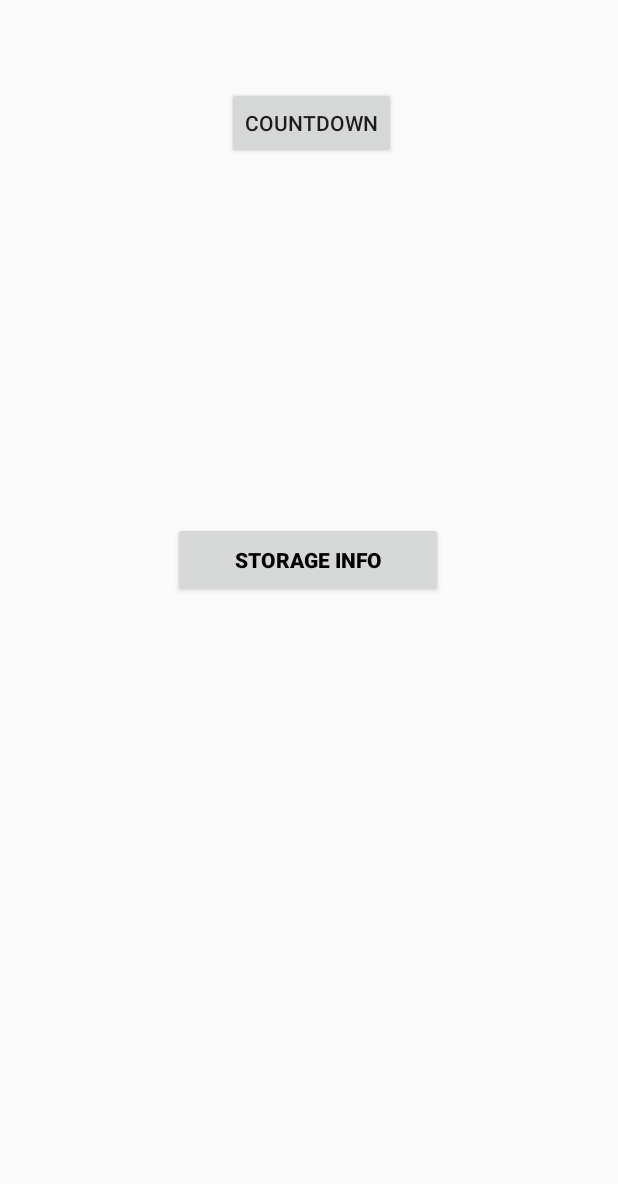
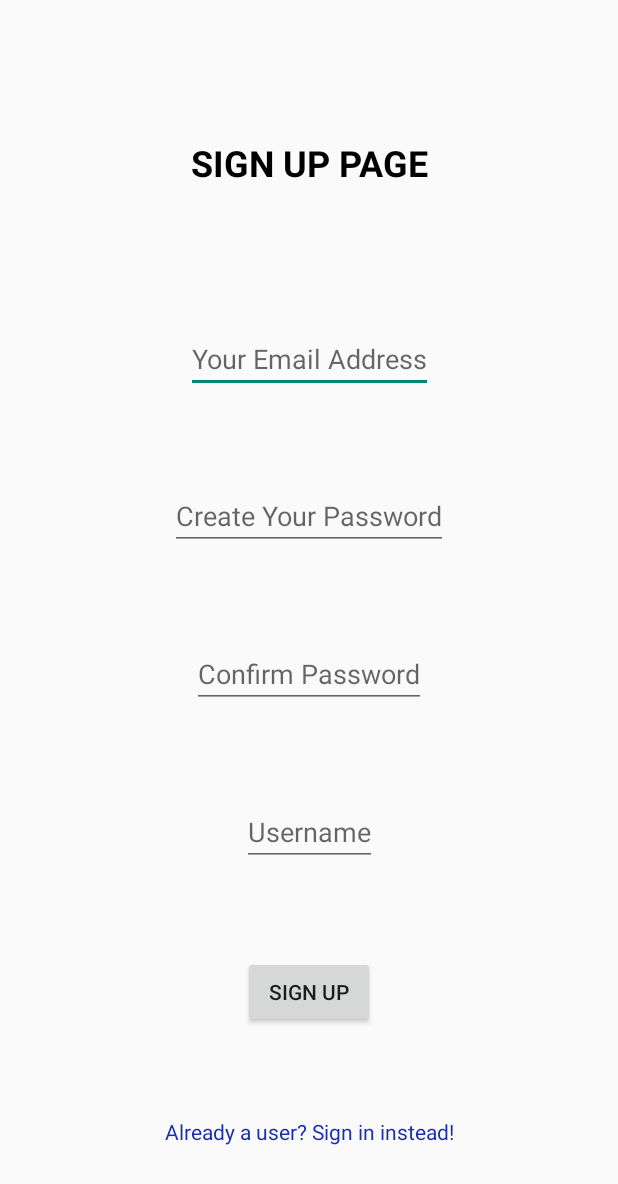
Before and after one commit to Sprintf01/NullAndVoid, an Android app built with Jetpack Compose: the screen it shows after launch (MainActivity before the commit, SignUpActivity after it), on a phone screen of 412 x 824 dp. Shown: the top 1184 px of the screen. Run offline under Robolectric (Android 15) with nearby library versions, the phone set to English and light mode, and no system bars; our stand-ins replace Firebase (no records; nobody signed in at launch, a user with empty details on screens opened directly).

Commit message:
Added log in and sign up page through Firebase; created countdown based on storage cleaned

```diff
--- /dev/null
+++ b/app/src/main/java/com/example/pakhi/SignUpActivity.kt
@@ -0,0 +1,56 @@
+package com.example.pakhi
+
+import android.content.Intent
+import android.os.Bundle
+import android.widget.Toast
+import androidx.activity.enableEdgeToEdge
+import androidx.appcompat.app.AppCompatActivity
+import androidx.core.view.ViewCompat
+import androidx.core.view.WindowInsetsCompat
+import com.example.pakhi.databinding.ActivitySignUpBinding
+import com.google.firebase.auth.FirebaseAuth
+
+class SignUpActivity : AppCompatActivity() {
+    private lateinit var binding: ActivitySignUpBinding
+    private lateinit var firebaseAuth: FirebaseAuth
+
+    override fun onCreate(savedInstanceState: Bundle?) {
+        super.onCreate(savedInstanceState)
+        binding = ActivitySignUpBinding.inflate(layoutInflater)
+        setContentView(binding.root)
+        firebaseAuth = FirebaseAuth.getInstance()
+
+        binding.switchToLogIn.setOnClickListener {
+            val intent = Intent(this, LoginActivity::class.java)
+            startActivity(intent)
+            finish()
+        }
+        binding.signUpButton.setOnClickListener {
+            val email = binding.editEmailAddress.text.toString()
+            val password = binding.editPassword.text.toString()
+            val confirmPassword = binding.confirmPassword.text.toString()
+            if(email.isNotEmpty() && password.isNotEmpty() && confirmPassword.isNotEmpty())
+            {
+                if(password == confirmPassword)
+                {
+                    firebaseAuth.createUserWithEmailAndPassword(email, password).addOnCompleteListener {
+                        if(it.isSuccessful)
+                        {
+                            val intent = Intent(this, LoginActivity::class.java)
+                            startActivity(intent)
+                            finish()
+                        }
+                        else
+                        {
+                            Toast.makeText(this, it.exception.toString(), Toast.LENGTH_SHORT).show()
+                        }
+                    }
+                }
+                else
+                {
+                    Toast.makeText(this, "Password is not matching", Toast.LENGTH_SHORT).show()
+                }
+            }
+        }
+        }
+    }
--- a/app/src/main/res/layout/activity_main.xml
+++ b/app/src/main/res/layout/activity_main.xml
@@ -1,55 +1,76 @@
 <?xml version="1.0" encoding="utf-8"?>
-<androidx.constraintlayout.widget.ConstraintLayout xmlns:android="http://schemas.android.com/apk/res/android"
+<androidx.constraintlayout.widget.ConstraintLayout
+    xmlns:android="http://schemas.android.com/apk/res/android"
     xmlns:app="http://schemas.android.com/apk/res-auto"
     xmlns:tools="http://schemas.android.com/tools"
     android:id="@+id/mainLayout"
-    android:layout_width="wrap_content"
-    android:layout_height="wrap_content">
+    android:layout_width="match_parent"
+    android:layout_height="match_parent">
 
+    <!-- Storage Info Button (Topmost) -->
     <Button
         android:id="@+id/storagebutton"
         android:layout_width="180dp"
         android:layout_height="50dp"
-        android:layout_marginStart="115dp"
-        android:layout_marginTop="348dp"
-        android:layout_marginEnd="116dp"
-        android:layout_marginBottom="493dp"
         android:text="Storage Info"
         android:textColor="@color/black"
         android:textStyle="bold"
-        app:layout_constraintBottom_toBottomOf="parent"
+        app:layout_constraintTop_toTopOf="parent"
+        app:layout_constraintStart_toStartOf="parent"
         app:layout_constraintEnd_toEndOf="parent"
-        app:layout_constraintHorizontal_bias="0.0"
-        app:layout_constraintStart_toStartOf="parent"
-        app:layout_constraintTop_toTopOf="parent"
-        app:layout_constraintVertical_bias="0.0" />
+        android:layout_marginTop="32dp" />
 
+    <!-- Storage Info TextView (Below Storage Button) -->
     <TextView
         android:id="@+id/storageText"
         android:layout_width="wrap_content"
         android:layout_height="wrap_content"
         android:text="Storage Info"
         android:textSize="24sp"
-        app:layout_constraintBottom_toBottomOf="parent"
+        app:layout_constraintTop_toBottomOf="@id/storagebutton"
+        app:layout_constraintStart_toStartOf="parent"
         app:layout_constraintEnd_toEndOf="parent"
-        app:layout_constraintHorizontal_bias="0.464"
-        app:layout_constraintStart_toStartOf="parent"
-        app:layout_constraintTop_toTopOf="parent"
-        app:layout_constraintVertical_bias="0.625" />
+        android:layout_marginTop="32dp" />
 
+    <!-- Clean Button (Below Storage TextView) -->
     <Button
         android:id="@+id/countdownButton"
         android:layout_width="wrap_content"
         android:layout_height="wrap_content"
-        android:layout_marginStart="151dp"
-        android:layout_marginEnd="149dp"
-        android:layout_marginBottom="88dp"
+        android:text="CLEAN"
+        app:layout_constraintTop_toBottomOf="@id/storageText"
+        app:layout_constraintStart_toStartOf="parent"
+        app:layout_constraintEnd_toEndOf="parent"
+        android:layout_marginTop="32dp" />
+
+    <!-- Time Remaining TextView (Below Clean Button) -->
+    <TextView
+        android:id="@+id/remaining_time"
+        android:layout_width="wrap_content"
+        android:layout_height="wrap_content"
+        android:text="time remaining:"
+        android:textAlignment="center"
+        android:textSize="24sp"
+        app:layout_constraintTop_toBottomOf="@id/countdownButton"
+        app:layout_constraintStart_toStartOf="parent"
+        app:layout_constraintEnd_toEndOf="parent"
+        android:layout_marginTop="32dp" />
+
+    <!-- Countdown TextView (Bottommost) -->
+    <TextView
+        android:id="@+id/countdownText"
+        android:layout_width="285dp"
+        android:layout_height="112dp"
+        android:layout_marginTop="32dp"
+        android:layout_marginBottom="32dp"
+        android:background="@color/cardview_dark_background"
         android:text="countdown"
-        app:layout_constraintBottom_toTopOf="@+id/storagebutton"
+        android:textAlignment="center"
+        android:textColor="@color/white"
+        android:textSize="45sp"
+        app:layout_constraintBottom_toBottomOf="parent"
         app:layout_constraintEnd_toEndOf="parent"
-        app:layout_constraintHorizontal_bias="0.0"
         app:layout_constraintStart_toStartOf="parent"
-        app:layout_constraintTop_toTopOf="parent"
-        app:layout_constraintVertical_bias="0.273" />
+        app:layout_constraintTop_toBottomOf="@id/remaining_time" />
 
 </androidx.constraintlayout.widget.ConstraintLayout>
--- /dev/null
+++ b/app/src/main/res/layout/activity_sign_up.xml
@@ -0,0 +1,95 @@
+<?xml version="1.0" encoding="utf-8"?>
+<androidx.constraintlayout.widget.ConstraintLayout xmlns:android="http://schemas.android.com/apk/res/android"
+    xmlns:app="http://schemas.android.com/apk/res-auto"
+    xmlns:tools="http://schemas.android.com/tools"
+    android:id="@+id/main"
+    android:layout_width="match_parent"
+    android:layout_height="match_parent"
+    tools:context=".SignUpActivity">
+
+    <TextView
+        android:id="@+id/signUp"
+        android:layout_width="wrap_content"
+        android:layout_height="wrap_content"
+        android:text="SIGN UP PAGE"
+        android:textColor="@color/black"
+        android:textSize="24sp"
+        android:textStyle="bold"
+        app:layout_constraintTop_toTopOf="parent"
+        app:layout_constraintBottom_toTopOf="@+id/editEmailAddress"
+        app:layout_constraintEnd_toEndOf="parent"
+        app:layout_constraintStart_toStartOf="parent"
+        android:layout_marginTop="32dp" />
+
+    <EditText
+        android:id="@+id/editEmailAddress"
+        android:layout_width="wrap_content"
+        android:layout_height="wrap_content"
+        android:layout_marginHorizontal="32dp"
+        android:layout_marginTop="32dp"
+        android:hint="Your Email Address"
+        android:inputType="textEmailAddress"
+        app:layout_constraintBottom_toTopOf="@id/editPassword"
+        app:layout_constraintEnd_toEndOf="parent"
+        app:layout_constraintStart_toStartOf="parent"
+        app:layout_constraintTop_toBottomOf="@+id/signUp" />
+
+    <EditText
+        android:id="@+id/editPassword"
+        android:layout_width="wrap_content"
+        android:layout_height="wrap_content"
+        android:hint="Create Your Password"
+        android:inputType="textPassword"
+        app:layout_constraintBottom_toTopOf="@+id/confirmPassword"
+        app:layout_constraintEnd_toEndOf="parent"
+        app:layout_constraintStart_toStartOf="parent"
+        app:layout_constraintTop_toBottomOf="@+id/editEmailAddress" />
+
+    <EditText
+        android:id="@+id/confirmPassword"
+        android:layout_width="wrap_content"
+        android:layout_height="wrap_content"
+        android:hint="Confirm Password"
+        android:inputType="textPassword"
+        app:layout_constraintBottom_toTopOf="@+id/editUsername"
+        app:layout_constraintEnd_toEndOf="parent"
+        app:layout_constraintStart_toStartOf="parent"
+        app:layout_constraintTop_toBottomOf="@+id/editPassword" />
+
+    <EditText
+        android:id="@+id/editUsername"
+        android:layout_width="wrap_content"
+        android:layout_height="wrap_content"
+        android:hint="Username"
+        android:inputType="text"
+        app:layout_constraintBottom_toTopOf="@+id/signUpButton"
+        app:layout_constraintEnd_toEndOf="parent"
+        app:layout_constraintStart_toStartOf="parent"
+        app:layout_constraintTop_toBottomOf="@+id/confirmPassword" />
+
+    <Button
+        android:id="@+id/signUpButton"
+        android:layout_width="wrap_content"
+        android:layout_height="wrap_content"
+        android:text="Sign Up"
+        app:layout_constraintBottom_toTopOf="@+id/switchToLogIn"
+        app:layout_constraintEnd_toEndOf="parent"
+        app:layout_constraintStart_toStartOf="parent"
+        app:layout_constraintTop_toBottomOf="@+id/editUsername"/>
+
+    <TextView
+        android:id="@+id/switchToLogIn"
+        android:layout_width="wrap_content"
+        android:layout_height="wrap_content"
+        android:text="Already a user? Sign in instead!"
+        android:textColor="#192EAB"
+        android:textSize="14sp"
+        app:layout_constraintTop_toBottomOf="@id/signUpButton"
+        app:layout_constraintBottom_toBottomOf="parent"
+        app:layout_constraintStart_toStartOf="parent"
+        app:layout_constraintEnd_toEndOf="parent"
+        android:clickable="true"
+        android:focusable="true"
+        />
+
+</androidx.constraintlayout.widget.ConstraintLayout>
--- /dev/null
+++ b/app/src/main/res/values-land/dimens.xml
@@ -0,0 +1,3 @@
+<resources>
+    <dimen name="activity_horizontal_margin">48dp</dimen>
+</resources>
--- /dev/null
+++ b/app/src/main/res/values-w1240dp/dimens.xml
@@ -0,0 +1,3 @@
+<resources>
+    <dimen name="activity_horizontal_margin">200dp</dimen>
+</resources>
--- /dev/null
+++ b/app/src/main/res/values-w600dp/dimens.xml
@@ -0,0 +1,3 @@
+<resources>
+    <dimen name="activity_horizontal_margin">48dp</dimen>
+</resources>
--- /dev/null
+++ b/app/src/main/res/values/dimens.xml
@@ -0,0 +1,5 @@
+<resources>
+    <!-- Default screen margins, per the Android Design guidelines. -->
+    <dimen name="activity_horizontal_margin">16dp</dimen>
+    <dimen name="activity_vertical_margin">16dp</dimen>
+</resources>
--- a/build.gradle.kts
+++ b/build.gradle.kts
@@ -3,4 +3,5 @@ plugins {
     alias(libs.plugins.android.application) apply false
     alias(libs.plugins.kotlin.android) apply false
     alias(libs.plugins.kotlin.compose) apply false
+    alias(libs.plugins.google.gms.google.services) apply false
 }
```
Also changed, not shown: app/build.gradle.kts (+31 -5 lines), app/src/main/AndroidManifest.xml (+12 -10 lines), app/src/main/java/com/example/pakhi/CountDownActivity.kt (+3 -4 lines), app/src/main/java/com/example/pakhi/LoginActivity.kt (added, +56 -0 lines), app/src/main/java/com/example/pakhi/MainActivity.kt (+36 -4 lines), app/src/main/java/com/example/pakhi/StorageUtils.kt (+34 -9 lines), app/src/main/java/com/example/pakhi/countdown.kt (+5 -3 lines), app/src/main/res/layout/activity_login.xml (added, +83 -0 lines), app/src/main/res/values/strings.xml (+9 -0 lines), gradle/libs.versions.toml (+16 -0 lines), 2 other files.
